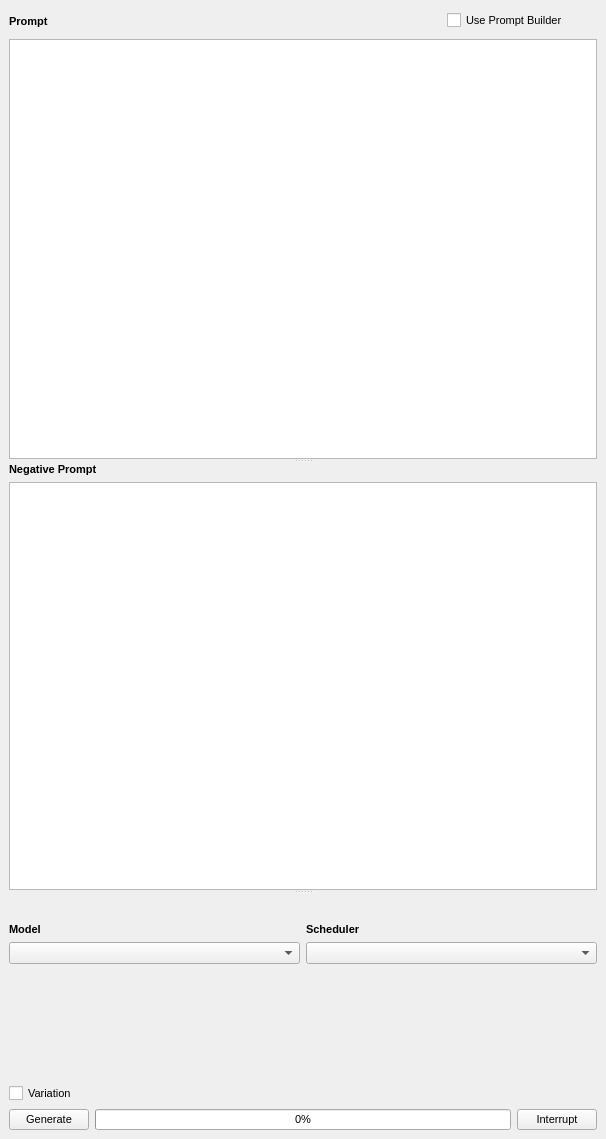
First picture: the form in src/airunner/widgets/generator_form/templates/generatorform.ui, repository Capsize-Games/airunner, before the edit.
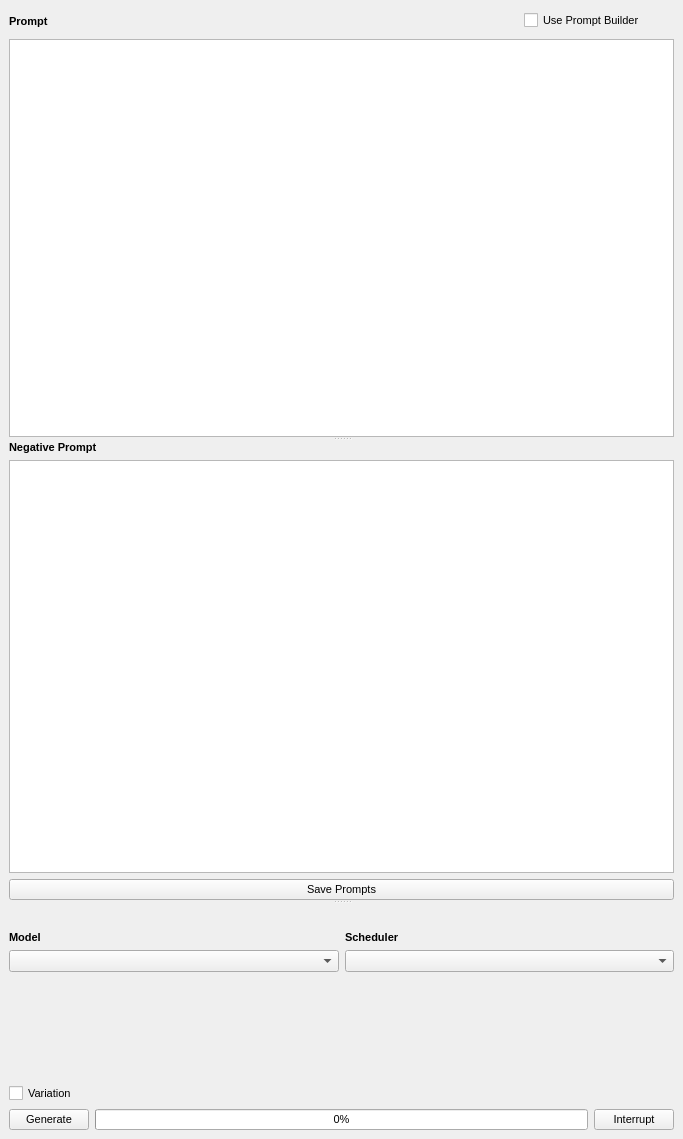
Second picture: the form after the edit. Icons and pictures are not drawn. Custom widgets are drawn as their Qt base class.

Commit message: adds ability to save prompts within the generator form

What changed in the file:
```diff
--- a/src/airunner/widgets/generator_form/templates/generatorform.ui
+++ b/src/airunner/widgets/generator_form/templates/generatorform.ui
@@ -6,7 +6,7 @@
    <rect>
     <x>0</x>
     <y>0</y>
-    <width>606</width>
+    <width>683</width>
     <height>1139</height>
    </rect>
   </property>
@@ -47,7 +47,7 @@
        <rect>
         <x>0</x>
         <y>0</y>
-        <width>606</width>
+        <width>683</width>
         <height>1139</height>
        </rect>
       </property>
@@ -172,6 +172,13 @@
            <item>
             <widget class="QPlainTextEdit" name="negative_prompt"/>
            </item>
+           <item>
+            <widget class="QPushButton" name="pushButton">
+             <property name="text">
+              <string>Save Prompts</string>
+             </property>
+            </widget>
+           </item>
           </layout>
          </widget>
          <widget class="QScrollArea" name="scrollArea_2">
@@ -186,7 +193,7 @@
             <rect>
              <x>0</x>
              <y>0</y>
-             <width>588</width>
+             <width>665</width>
              <height>230</height>
             </rect>
            </property>
@@ -203,7 +210,62 @@
             <property name="bottomMargin">
              <number>0</number>
             </property>
-            <item row="3" column="0">
+            <item row="2" column="0">
+             <layout class="QHBoxLayout" name="horizontalLayout_5">
+              <item>
+               <layout class="QVBoxLayout" name="verticalLayout">
+                <item>
+                 <widget class="QLabel" name="label_3">
+                  <property name="font">
+                   <font>
+                    <pointsize>8</pointsize>
+                    <bold>true</bold>
+                   </font>
+                  </property>
+                  <property name="text">
+                   <string>Model</string>
+                  </property>
+                 </widget>
+                </item>
+                <item>
+                 <widget class="QComboBox" name="model"/>
+                </item>
+               </layout>
+              </item>
+              <item>
+               <layout class="QVBoxLayout" name="verticalLayout_2">
+                <item>
+                 <widget class="QLabel" name="label_4">
+                  <property name="font">
+                   <font>
+                    <pointsize>8</pointsize>
+                    <bold>true</bold>
+                   </font>
+                  </property>
+                  <property name="text">
+                   <string>Scheduler</string>
+                  </property>
+                 </widget>
+                </item>
+                <item>
+                 <widget class="QComboBox" name="scheduler"/>
+                </item>
+               </layout>
+              </item>
+             </layout>
+            </item>
+            <item row="7" column="0">
+             <layout class="QVBoxLayout" name="verticalLayout_5">
+              <item>
+               <widget class="QCheckBox" name="variation_checkbox">
+                <property name="text">
+                 <string>Variation</string>
+                </property>
+               </widget>
+              </item>
+             </layout>
+            </item>
+            <item row="4" column="0">
              <layout class="QHBoxLayout" name="horizontalLayout_2">
               <item>
                <widget class="SliderWidget" name="steps_widget" native="true">
@@ -275,168 +337,7 @@
               </item>
              </layout>
             </item>
-            <item row="2" column="0">
-             <layout class="QHBoxLayout" name="horizontalLayout">
-              <item>
-               <widget class="SeedWidget" name="seed_widget" native="true">
-                <property name="generator_section" stdset="0">
-                 <string/>
-                </property>
-                <property name="generator_name" stdset="0">
-                 <string/>
-                </property>
-               </widget>
-              </item>
-              <item>
-               <widget class="LatentsSeedWidget" name="seed_widget_latents" native="true">
-                <property name="generator_section" stdset="0">
-                 <string/>
-                </property>
-                <property name="generator_name" stdset="0">
-                 <string/>
-                </property>
-               </widget>
-              </item>
-             </layout>
-            </item>
-            <item row="6" column="0">
-             <layout class="QVBoxLayout" name="verticalLayout_5">
-              <item>
-               <widget class="QCheckBox" name="variation_checkbox">
-                <property name="text">
-                 <string>Variation</string>
-                </property>
-               </widget>
-              </item>
-             </layout>
-            </item>
             <item row="5" column="0">
-             <layout class="QHBoxLayout" name="horizontalLayout_7">
-              <item>
-               <widget class="SliderWidget" name="ddim_eta_slider_widget" native="true">
-                <property name="label_text" stdset="0">
-                 <string>DDIM ETA</string>
-                </property>
-                <property name="slider_callback" stdset="0">
-                 <string notr="true">handle_value_change</string>
-                </property>
-                <property name="current_value" stdset="0">
-                 <number>1</number>
-                </property>
-                <property name="slider_maximum" stdset="0">
-                 <number>10</number>
-                </property>
-                <property name="spinbox_maximum" stdset="0">
-                 <number>10</number>
-                </property>
-                <property name="display_as_float" stdset="0">
-                 <bool>false</bool>
-                </property>
-                <property name="spinbox_single_step" stdset="0">
-                 <number>1</number>
-                </property>
-                <property name="spinbox_page_step" stdset="0">
-                 <number>1</number>
-                </property>
-                <property name="spinbox_minimum" stdset="0">
-                 <number>1</number>
-                </property>
-                <property name="slider_minimum" stdset="0">
-                 <number>1</number>
-                </property>
-                <property name="settings_property" stdset="0">
-                 <string notr="true">generator.ddim_eta</string>
-                </property>
-               </widget>
-              </item>
-              <item>
-               <widget class="SliderWidget" name="frames_slider_widget" native="true">
-                <property name="label_text" stdset="0">
-                 <string>Frames</string>
-                </property>
-                <property name="slider_callback" stdset="0">
-                 <string notr="true">handle_value_change</string>
-                </property>
-                <property name="current_value" stdset="0">
-                 <number>0</number>
-                </property>
-                <property name="slider_maximum" stdset="0">
-                 <number>200</number>
-                </property>
-                <property name="spinbox_maximum" stdset="0">
-                 <double>200.000000000000000</double>
-                </property>
-                <property name="display_as_float" stdset="0">
-                 <bool>false</bool>
-                </property>
-                <property name="spinbox_single_step" stdset="0">
-                 <number>1</number>
-                </property>
-                <property name="spinbox_page_step" stdset="0">
-                 <number>1</number>
-                </property>
-                <property name="spinbox_minimum" stdset="0">
-                 <number>1</number>
-                </property>
-                <property name="slider_minimum" stdset="0">
-                 <number>1</number>
-                </property>
-                <property name="settings_property" stdset="0">
-                 <string notr="true">generator.n_samples</string>
-                </property>
-               </widget>
-              </item>
-             </layout>
-            </item>
-            <item row="0" column="0">
-             <layout class="QVBoxLayout" name="verticalLayout_3">
-              <item>
-               <widget class="InputImageSettingsWidget" name="input_image_widget" native="true">
-                <property name="minimumSize">
-                 <size>
-                  <width>0</width>
-                  <height>0</height>
-                 </size>
-                </property>
-                <property name="acceptDrops">
-                 <bool>false</bool>
-                </property>
-                <property name="generator_section" stdset="0">
-                 <string/>
-                </property>
-                <property name="generator_name" stdset="0">
-                 <string/>
-                </property>
-                <property name="checkbox_label" stdset="0">
-                 <string>Use Input Image</string>
-                </property>
-               </widget>
-              </item>
-              <item>
-               <widget class="ControlNetSettingsWidget" name="controlnet_settings" native="true">
-                <property name="minimumSize">
-                 <size>
-                  <width>0</width>
-                  <height>0</height>
-                 </size>
-                </property>
-                <property name="acceptDrops">
-                 <bool>false</bool>
-                </property>
-                <property name="generator_section" stdset="0">
-                 <string/>
-                </property>
-                <property name="generator_name" stdset="0">
-                 <string/>
-                </property>
-                <property name="checkbox_label" stdset="0">
-                 <string>Controlnet</string>
-                </property>
-               </widget>
-              </item>
-             </layout>
-            </item>
-            <item row="4" column="0">
              <layout class="QHBoxLayout" name="horizontalLayout_4">
               <item>
                <widget class="SliderWidget" name="samples_widget" native="true">
@@ -514,47 +415,153 @@
               </item>
              </layout>
             </item>
+            <item row="6" column="0">
+             <layout class="QHBoxLayout" name="horizontalLayout_7">
+              <item>
+               <widget class="SliderWidget" name="ddim_eta_slider_widget" native="true">
+                <property name="label_text" stdset="0">
+                 <string>DDIM ETA</string>
+                </property>
+                <property name="slider_callback" stdset="0">
+                 <string notr="true">handle_value_change</string>
+                </property>
+                <property name="current_value" stdset="0">
+                 <number>1</number>
+                </property>
+                <property name="slider_maximum" stdset="0">
+                 <number>10</number>
+                </property>
+                <property name="spinbox_maximum" stdset="0">
+                 <number>10</number>
+                </property>
+                <property name="display_as_float" stdset="0">
+                 <bool>false</bool>
+                </property>
+                <property name="spinbox_single_step" stdset="0">
+                 <number>1</number>
+                </property>
+                <property name="spinbox_page_step" stdset="0">
+                 <number>1</number>
+                </property>
+                <property name="spinbox_minimum" stdset="0">
+                 <number>1</number>
+                </property>
+                <property name="slider_minimum" stdset="0">
+                 <number>1</number>
+                </property>
+                <property name="settings_property" stdset="0">
+                 <string notr="true">generator.ddim_eta</string>
+                </property>
+               </widget>
+              </item>
+              <item>
+               <widget class="SliderWidget" name="frames_slider_widget" native="true">
+                <property name="label_text" stdset="0">
+                 <string>Frames</string>
+                </property>
+                <property name="slider_callback" stdset="0">
+                 <string notr="true">handle_value_change</string>
+                </property>
+                <property name="current_value" stdset="0">
+                 <number>0</number>
+                </property>
+                <property name="slider_maximum" stdset="0">
+                 <number>200</number>
+                </property>
+                <property name="spinbox_maximum" stdset="0">
+                 <double>200.000000000000000</double>
+                </property>
+                <property name="display_as_float" stdset="0">
+                 <bool>false</bool>
+                </property>
+                <property name="spinbox_single_step" stdset="0">
+                 <number>1</number>
+                </property>
+                <property name="spinbox_page_step" stdset="0">
+                 <number>1</number>
+                </property>
+                <property name="spinbox_minimum" stdset="0">
+                 <number>1</number>
+                </property>
+                <property name="slider_minimum" stdset="0">
+                 <number>1</number>
+                </property>
+                <property name="settings_property" stdset="0">
+                 <string notr="true">generator.n_samples</string>
+                </property>
+               </widget>
+              </item>
+             </layout>
+            </item>
+            <item row="3" column="0">
+             <layout class="QHBoxLayout" name="horizontalLayout">
+              <item>
+               <widget class="SeedWidget" name="seed_widget" native="true">
+                <property name="generator_section" stdset="0">
+                 <string/>
+                </property>
+                <property name="generator_name" stdset="0">
+                 <string/>
+                </property>
+               </widget>
+              </item>
+              <item>
+               <widget class="LatentsSeedWidget" name="seed_widget_latents" native="true">
+                <property name="generator_section" stdset="0">
+                 <string/>
+                </property>
+                <property name="generator_name" stdset="0">
+                 <string/>
+                </property>
+               </widget>
+              </item>
+             </layout>
+            </item>
             <item row="1" column="0">
-             <layout class="QHBoxLayout" name="horizontalLayout_5">
+             <layout class="QVBoxLayout" name="verticalLayout_3">
               <item>
-               <layout class="QVBoxLayout" name="verticalLayout">
-                <item>
-                 <widget class="QLabel" name="label_3">
-                  <property name="font">
-                   <font>
-                    <pointsize>8</pointsize>
-                    <bold>true</bold>
-                   </font>
-                  </property>
-                  <property name="text">
-                   <string>Model</string>
-                  </property>
-                 </widget>
-                </item>
-                <item>
-                 <widget class="QComboBox" name="model"/>
-                </item>
-               </layout>
+               <widget class="InputImageSettingsWidget" name="input_image_widget" native="true">
+                <property name="minimumSize">
+                 <size>
+                  <width>0</width>
+                  <height>0</height>
+                 </size>
+                </property>
+                <property name="acceptDrops">
+                 <bool>false</bool>
+                </property>
+                <property name="generator_section" stdset="0">
+                 <string/>
+                </property>
+                <property name="generator_name" stdset="0">
+                 <string/>
+                </property>
+                <property name="checkbox_label" stdset="0">
+                 <string>Use Input Image</string>
+                </property>
+               </widget>
               </item>
               <item>
-               <layout class="QVBoxLayout" name="verticalLayout_2">
-                <item>
-                 <widget class="QLabel" name="label_4">
-                  <property name="font">
-                   <font>
-                    <pointsize>8</pointsize>
-                    <bold>true</bold>
-                   </font>
-                  </property>
-                  <property name="text">
-                   <string>Scheduler</string>
-                  </property>
-                 </widget>
-                </item>
-                <item>
-                 <widget class="QComboBox" name="scheduler"/>
-                </item>
-               </layout>
+               <widget class="ControlNetSettingsWidget" name="controlnet_settings" native="true">
+                <property name="minimumSize">
+                 <size>
+                  <width>0</width>
+                  <height>0</height>
+                 </size>
+                </property>
+                <property name="acceptDrops">
+                 <bool>false</bool>
+                </property>
+                <property name="generator_section" stdset="0">
+                 <string/>
+                </property>
+                <property name="generator_name" stdset="0">
+                 <string/>
+                </property>
+                <property name="checkbox_label" stdset="0">
+                 <string>Controlnet</string>
+                </property>
+               </widget>
               </item>
              </layout>
             </item>
```
Left out of the diff: 55 changed lines with no effect on the pictures. The commit also changes 3 other files.
